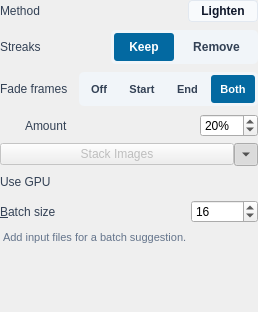
Above: src/startrails/ui/step_stack_images.ui from gkyle/startrails before the change. Below: the same form after it.
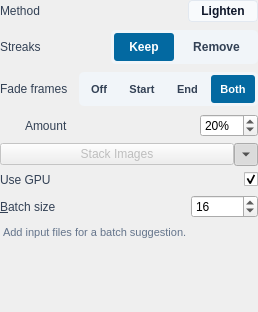
That is the form after the change. Icons and pictures are not drawn. Custom widgets are drawn as their Qt base class.

```diff
--- a/src/startrails/ui/step_stack_images.ui
+++ b/src/startrails/ui/step_stack_images.ui
@@ -451,13 +451,6 @@
           <property name="accessibleName">
            <string>Use GPU for stacking</string>
           </property>
-          <property name="styleSheet">
-           <string notr="true">QCheckBox#useGPU { spacing: 0px;}
-QCheckBox#useGPU::indicator { width: 36px; height: 20px; border-radius: 10px; }
-QCheckBox#useGPU::indicator:unchecked { image: url(:/startrails/ui/switch_off.svg); }
-QCheckBox#useGPU::indicator:checked { image: url(:/startrails/ui/switch_on.svg); }
-</string>
-          </property>
           <property name="text">
            <string/>
           </property>
```
Left out of the diff: 6 changed lines with no effect on the pictures.
